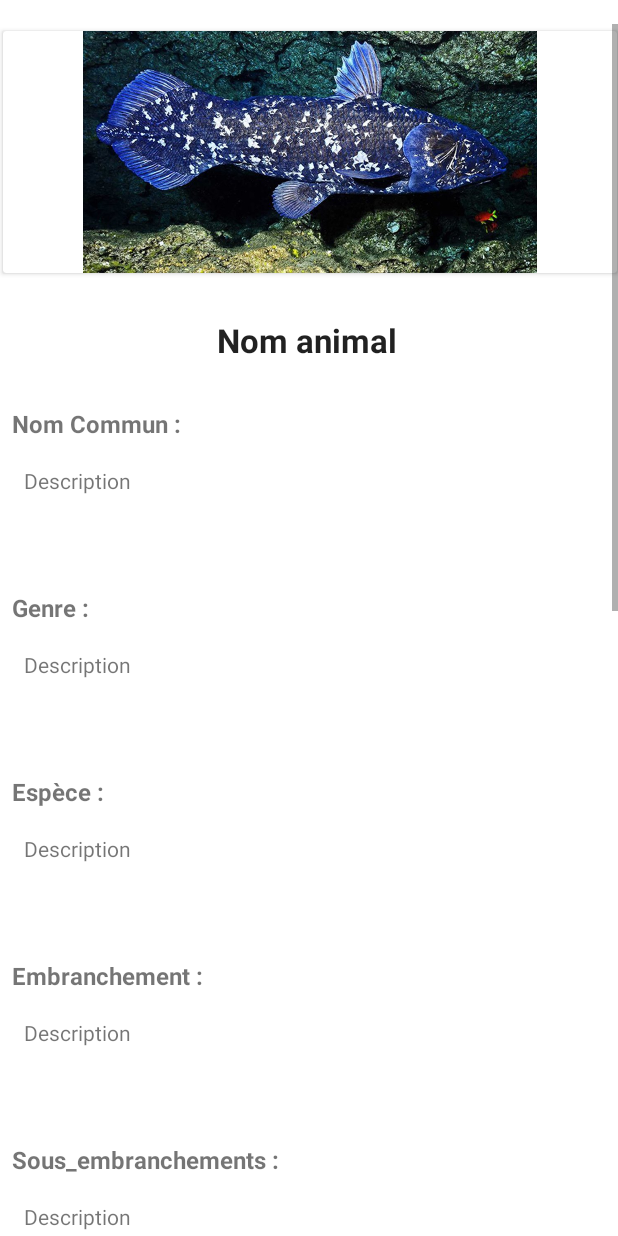
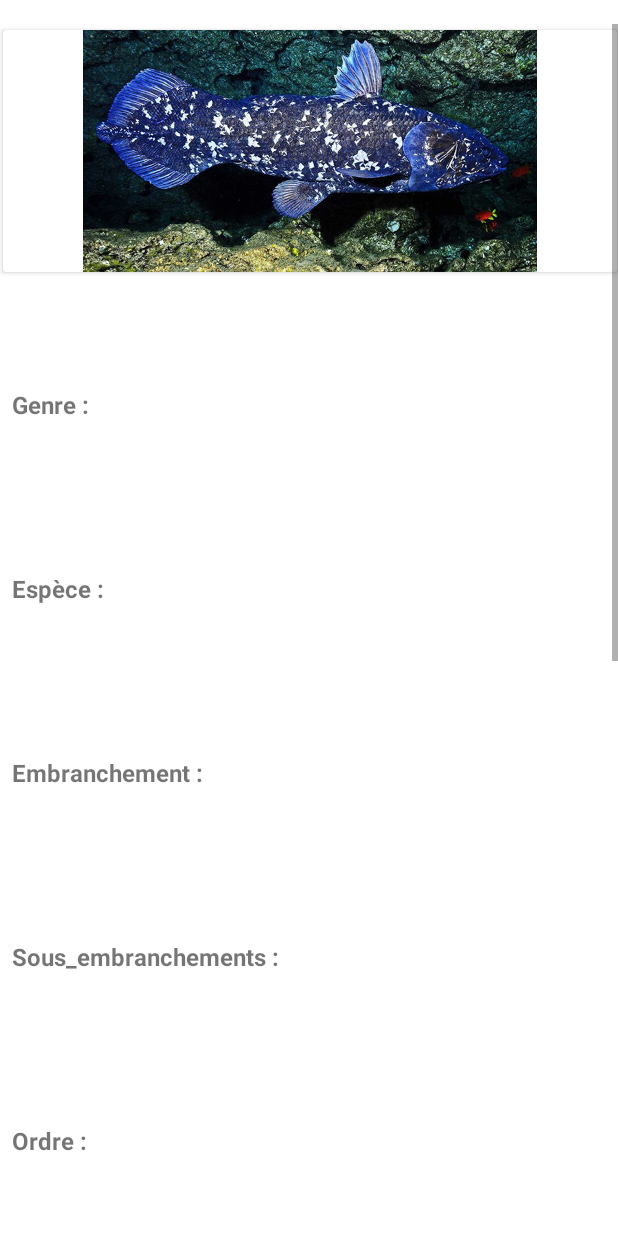
Before and after one commit to Joktaa/Animaux, an Android app: the layout activity_fiche_animal.xml on its own in the app's theme, with its tools: preview values and no code run, on a phone screen of 412 x 824 dp. Run offline under Robolectric (Android 15) with nearby library versions, the phone set to English and light mode, and no system bars; network calls fail.

Commit message:
Binding de la fiche animal

```diff
--- a/app/src/main/AndroidManifest.xml
+++ b/app/src/main/AndroidManifest.xml
@@ -13,7 +13,7 @@
         android:supportsRtl="true"
         android:theme="@style/Theme.Animaux">
         <activity android:name=".activity.MainActivity"/>
-        <activity android:name=".activity.AfficheAnimal"/>
+        <activity android:name=".activity.FicheAnimal"/>
         <activity
             android:name=".activity.SplashScreenActivity"
             android:exported="true">
--- a/app/src/main/java/fr/jorisrouziere/animaux/Room/DAO/AnimalDAO.java
+++ b/app/src/main/java/fr/jorisrouziere/animaux/Room/DAO/AnimalDAO.java
@@ -16,7 +16,11 @@ public interface AnimalDAO {
     void insertAll(List<Animal> artefactList);
 
     @Query("SELECT * FROM animal")
-    LiveData<List<Animal>> getAnimaux();
+    LiveData<List<Animal>> getAnimals();
+
+    @Query("SELECT * FROM animal " +
+            "WHERE a_id = :id")
+    LiveData<Animal> getAnimalById(Long id);
 
     @Query("DELETE FROM animal")
     void deleteAll();
--- a/app/src/main/java/fr/jorisrouziere/animaux/activity/AfficheAnimal.java
+++ /dev/null
@@ -1,16 +0,0 @@
-package fr.jorisrouziere.animaux.activity;
-
-import androidx.appcompat.app.AppCompatActivity;
-
-import android.os.Bundle;
-
-import fr.jorisrouziere.animaux.R;
-
-public class AfficheAnimal extends AppCompatActivity {
-
-    @Override
-    protected void onCreate(Bundle savedInstanceState) {
-        super.onCreate(savedInstanceState);
-        setContentView(R.layout.activity_affiche_animal);
-    }
-}
--- a/app/src/main/java/fr/jorisrouziere/animaux/model/Reproduction.java
+++ b/app/src/main/java/fr/jorisrouziere/animaux/model/Reproduction.java
@@ -4,4 +4,10 @@ public class Reproduction {
     private Long r_id;
     private String description;
     private Animal animal;
+
+    // TODO : A SUPPRIMER QUAND LOMBOK MARCHERA
+
+    public String getDescription() {
+        return description;
+    }
 }
--- a/app/src/main/java/fr/jorisrouziere/animaux/model/Sexe.java
+++ b/app/src/main/java/fr/jorisrouziere/animaux/model/Sexe.java
@@ -4,4 +4,10 @@ public class Sexe {
     private Long s_id;
     private String description;
     private Animal animal;
+
+    // TODO : A SUPPRIMER QUAND LOMBOK MARCHERA
+
+    public String getDescription() {
+        return description;
+    }
 }
--- a/app/src/main/java/fr/jorisrouziere/animaux/model/Vie.java
+++ b/app/src/main/java/fr/jorisrouziere/animaux/model/Vie.java
@@ -4,4 +4,10 @@ public class Vie {
     private Long v_id;
     private String description;
     private Animal animal;
+
+    // TODO : A SUPPRIMER QUAND LOMBOK MARCHERA
+
+    public String getDescription() {
+        return description;
+    }
 }
--- a/app/src/main/res/layout/activity_affiche_animal.xml
+++ b/app/src/main/res/layout/activity_fiche_animal.xml
@@ -4,7 +4,7 @@
     xmlns:tools="http://schemas.android.com/tools"
     android:layout_width="match_parent"
     android:layout_height="match_parent"
-    tools:context=".activity.AfficheAnimal">
+    tools:context=".activity.FicheAnimal">
 
     <ScrollView
         android:id="@+id/scrollView"
@@ -34,7 +34,6 @@
                 android:layout_height="67dp"
                 android:layout_marginStart="16dp"
                 android:layout_marginTop="8dp"
-                android:text="Description"
                 android:textAlignment="textStart"
                 app:layout_constraintStart_toStartOf="parent"
                 app:layout_constraintTop_toBottomOf="@+id/textViewOrdre" />
@@ -45,7 +44,7 @@
                 android:layout_height="31dp"
                 android:layout_marginStart="8dp"
                 android:layout_marginTop="16dp"
-                android:text="Ordre :"
+                android:text="@string/fiche_ordre"
                 android:textAlignment="textStart"
                 android:textSize="16sp"
                 android:textStyle="bold"
@@ -58,7 +57,6 @@
                 android:layout_height="67dp"
                 android:layout_marginStart="16dp"
                 android:layout_marginTop="8dp"
-                android:text="Description"
                 android:textAlignment="textStart"
                 app:layout_constraintStart_toStartOf="parent"
                 app:layout_constraintTop_toBottomOf="@+id/textViewSousEmbranchement" />
@@ -69,7 +67,7 @@
                 android:layout_height="31dp"
                 android:layout_marginStart="8dp"
                 android:layout_marginTop="16dp"
-                android:text="Sous_embranchements :"
+                android:text="@string/fiche_sous_embranchements"
                 android:textAlignment="textStart"
                 android:textSize="16sp"
                 android:textStyle="bold"
@@ -82,7 +80,6 @@
                 android:layout_height="67dp"
                 android:layout_marginStart="16dp"
                 android:layout_marginTop="8dp"
-                android:text="Description"
                 android:textAlignment="textStart"
                 app:layout_constraintStart_toStartOf="parent"
                 app:layout_constraintTop_toBottomOf="@+id/textViewEmbranchement" />
@@ -93,7 +90,7 @@
                 android:layout_height="31dp"
                 android:layout_marginStart="8dp"
                 android:layout_marginTop="16dp"
-                android:text="Embranchement :"
+                android:text="@string/fiche_embranchement"
                 android:textAlignment="textStart"
                 android:textSize="16sp"
                 android:textStyle="bold"
@@ -106,7 +103,6 @@
                 android:layout_height="67dp"
                 android:layout_marginStart="16dp"
                 android:layout_marginTop="8dp"
-                android:text="Description"
                 android:textAlignment="textStart"
                 app:layout_constraintStart_toStartOf="parent"
                 app:layout_constraintTop_toBottomOf="@+id/textViewEspece" />
@@ -117,7 +113,7 @@
                 android:layout_height="31dp"
                 android:layout_marginStart="8dp"
                 android:layout_marginTop="16dp"
-                android:text="Espèce :"
+                android:text="@string/fiche_espece"
                 android:textAlignment="textStart"
                 android:textSize="16sp"
                 android:textStyle="bold"
@@ -130,7 +126,6 @@
                 android:layout_height="67dp"
                 android:layout_marginStart="16dp"
                 android:layout_marginTop="8dp"
-                android:text="Description"
                 android:textAlignment="textStart"
                 app:layout_constraintStart_toStartOf="parent"
                 app:layout_constraintTop_toBottomOf="@+id/textViewGenre" />
@@ -141,12 +136,12 @@
                 android:layout_height="31dp"
                 android:layout_marginStart="8dp"
                 android:layout_marginTop="16dp"
-                android:text="Genre :"
+                android:text="@string/fiche_genre"
                 android:textAlignment="textStart"
                 android:textSize="16sp"
                 android:textStyle="bold"
                 app:layout_constraintStart_toStartOf="parent"
-                app:layout_constraintTop_toBottomOf="@+id/descpritionNomCommun" />
+                app:layout_constraintTop_toBottomOf="@+id/textNomAnimal" />
 
             <androidx.cardview.widget.CardView
                 android:id="@+id/cardView"
@@ -163,7 +158,8 @@
                     android:id="@+id/imageView"
                     android:layout_width="wrap_content"
                     android:layout_height="wrap_content"
-                    app:srcCompat="@drawable/coelacanthe" />
+                    app:srcCompat="@drawable/coelacanthe"
+                    android:contentDescription="@string/fiche_content_description_image" />
             </androidx.cardview.widget.CardView>
 
             <TextView
@@ -174,7 +170,6 @@
                 android:layout_marginTop="28dp"
                 android:layout_marginEnd="178dp"
                 android:gravity="center"
-                android:text="Nom animal"
                 android:textAlignment="center"
                 android:textAllCaps="false"
                 android:textAppearance="@style/TextAppearance.AppCompat.Large"
@@ -185,36 +180,12 @@
                 app:layout_constraintTop_toBottomOf="@+id/cardView" />
 
             <TextView
-                android:id="@+id/textViewNomCommun"
-                android:layout_width="143dp"
-                android:layout_height="31dp"
-                android:layout_marginStart="8dp"
-                android:layout_marginTop="28dp"
-                android:text="Nom Commun :"
-                android:textAlignment="textStart"
-                android:textSize="16sp"
-                android:textStyle="bold"
-                app:layout_constraintStart_toStartOf="parent"
-                app:layout_constraintTop_toBottomOf="@+id/textNomAnimal" />
-
-            <TextView
-                android:id="@+id/descpritionNomCommun"
-                android:layout_width="392dp"
-                android:layout_height="67dp"
-                android:layout_marginStart="16dp"
-                android:layout_marginTop="8dp"
-                android:text="Description"
-                android:textAlignment="textStart"
-                app:layout_constraintStart_toStartOf="parent"
-                app:layout_constraintTop_toBottomOf="@+id/textViewNomCommun" />
-
-            <TextView
                 android:id="@+id/textViewUicn"
                 android:layout_width="143dp"
                 android:layout_height="31dp"
                 android:layout_marginStart="8dp"
                 android:layout_marginTop="20dp"
-                android:text="Uicn :"
+                android:text="@string/fiche_uicn"
                 android:textAlignment="textStart"
                 android:textSize="16sp"
                 android:textStyle="bold"
@@ -227,7 +198,6 @@
                 android:layout_height="67dp"
                 android:layout_marginStart="16dp"
                 android:layout_marginTop="8dp"
-                android:text="Description"
                 android:textAlignment="textStart"
                 app:layout_constraintStart_toStartOf="parent"
                 app:layout_constraintTop_toBottomOf="@+id/textViewUicn" />
@@ -238,7 +208,7 @@
                 android:layout_height="31dp"
                 android:layout_marginStart="8dp"
                 android:layout_marginTop="20dp"
-                android:text="Physiques :"
+                android:text="@string/fiche_physiques"
                 android:textAlignment="textStart"
                 android:textSize="16sp"
                 android:textStyle="bold"
@@ -251,7 +221,6 @@
                 android:layout_height="67dp"
                 android:layout_marginStart="16dp"
                 android:layout_marginTop="8dp"
-                android:text="Description"
                 android:textAlignment="textStart"
                 app:layout_constraintStart_toStartOf="parent"
                 app:layout_constraintTop_toBottomOf="@+id/textViewPhysiques" />
@@ -262,7 +231,7 @@
                 android:layout_height="31dp"
                 android:layout_marginStart="8dp"
                 android:layout_marginTop="20dp"
-                android:text="Sexes :"
+                android:text="@string/fiche_sexes"
                 android:textAlignment="textStart"
                 android:textSize="16sp"
                 android:textStyle="bold"
@@ -275,7 +244,6 @@
                 android:layout_height="67dp"
                 android:layout_marginStart="16dp"
                 android:layout_marginTop="8dp"
-                android:text="Description"
                 android:textAlignment="textStart"
                 app:layout_constraintStart_toStartOf="parent"
                 app:layout_constraintTop_toBottomOf="@+id/textViewSexes" />
@@ -286,7 +254,7 @@
                 android:layout_height="31dp"
                 android:layout_marginStart="8dp"
                 android:layout_marginTop="20dp"
-                android:text="Vies :"
+                android:text="@string/fiche_vies"
                 android:textAlignment="textStart"
                 android:textSize="16sp"
                 android:textStyle="bold"
@@ -299,7 +267,6 @@
                 android:layout_height="67dp"
                 android:layout_marginStart="16dp"
                 android:layout_marginTop="8dp"
-                android:text="Description"
                 android:textAlignment="textStart"
                 app:layout_constraintStart_toStartOf="parent"
                 app:layout_constraintTop_toBottomOf="@+id/textViewVies" />
@@ -310,7 +277,7 @@
                 android:layout_height="31dp"
                 android:layout_marginStart="8dp"
                 android:layout_marginTop="20dp"
-                android:text="Reproductions :"
+                android:text="@string/fiche_reproductions"
                 android:textAlignment="textStart"
                 android:textSize="16sp"
                 android:textStyle="bold"
@@ -323,7 +290,6 @@
                 android:layout_height="67dp"
                 android:layout_marginStart="16dp"
                 android:layout_marginTop="8dp"
-                android:text="Description"
                 android:textAlignment="textStart"
                 app:layout_constraintStart_toStartOf="parent"
                 app:layout_constraintTop_toBottomOf="@+id/textViewReproductions" />
@@ -334,7 +300,7 @@
                 android:layout_height="31dp"
                 android:layout_marginStart="8dp"
                 android:layout_marginTop="20dp"
-                android:text="Geographie :"
+                android:text="@string/fiche_geographie"
                 android:textAlignment="textStart"
                 android:textSize="16sp"
                 android:textStyle="bold"
@@ -347,7 +313,6 @@
                 android:layout_height="67dp"
                 android:layout_marginStart="16dp"
                 android:layout_marginTop="8dp"
-                android:text="Description"
                 android:textAlignment="textStart"
                 app:layout_constraintStart_toStartOf="parent"
                 app:layout_constraintTop_toBottomOf="@+id/textViewGeographie" />
--- a/app/src/main/res/values/strings.xml
+++ b/app/src/main/res/values/strings.xml
@@ -1,3 +1,17 @@
 <resources>
     <string name="app_name">Animaux</string>
+
+    // Fiche animal
+    <string name="fiche_genre">Genre :</string>
+    <string name="fiche_ordre">Ordre :</string>
+    <string name="fiche_sous_embranchements">Sous_embranchements :</string>
+    <string name="fiche_embranchement">Embranchement :</string>
+    <string name="fiche_espece">Espèce :</string>
+    <string name="fiche_uicn">UICN :</string>
+    <string name="fiche_physiques">Physiques :</string>
+    <string name="fiche_sexes">Sexes :</string>
+    <string name="fiche_vies">Vies :</string>
+    <string name="fiche_reproductions">Reproductions :</string>
+    <string name="fiche_geographie">Geographie :</string>
+    <string name="fiche_content_description_image">Image de l\'animal</string>
 </resources>
```
Also changed, not shown: app/src/main/java/fr/jorisrouziere/animaux/Room/Repository.java (+6 -2 lines), app/src/main/java/fr/jorisrouziere/animaux/Utils/ActivityUtils.java (+9 -0 lines), app/src/main/java/fr/jorisrouziere/animaux/activity/FicheAnimal.java (added, +89 -0 lines), app/src/main/java/fr/jorisrouziere/animaux/activity/MainActivity.java (+3 -11 lines), app/src/main/java/fr/jorisrouziere/animaux/model/Geographie.java (+6 -1 lines), app/src/main/java/fr/jorisrouziere/animaux/model/Physique.java (+9 -0 lines).
